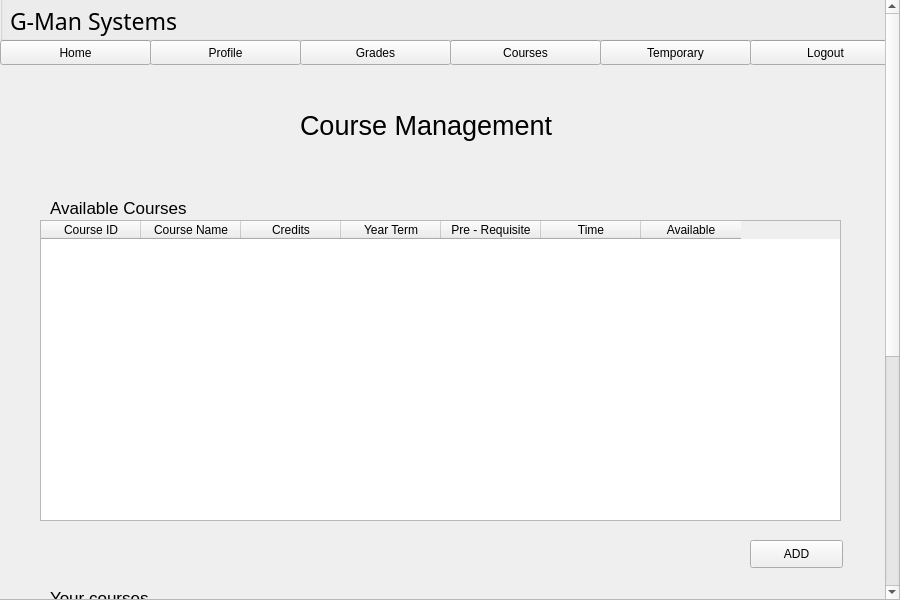
Before: the Qt Designer form resources/UI/studentcourse.ui in Poom1997/gman, drawn with Qt 5.
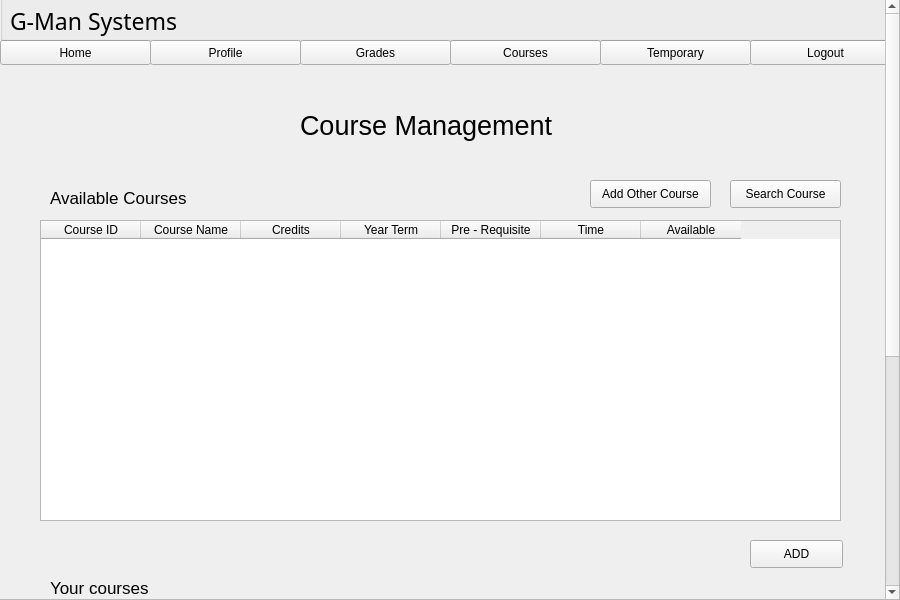
After: the same form once the commit is applied.

What changed in the file:
```diff
--- a/resources/UI/studentcourse.ui
+++ b/resources/UI/studentcourse.ui
@@ -41,7 +41,7 @@
      <property name="geometry">
       <rect>
        <x>50</x>
-       <y>590</y>
+       <y>580</y>
        <width>131</width>
        <height>16</height>
       </rect>
@@ -77,7 +77,7 @@
      <property name="geometry">
       <rect>
        <x>50</x>
-       <y>200</y>
+       <y>190</y>
        <width>181</width>
        <height>16</height>
       </rect>
@@ -385,6 +385,32 @@
       <string>DELETE</string>
      </property>
     </widget>
+    <widget class="QPushButton" name="addOtherButton">
+     <property name="geometry">
+      <rect>
+       <x>590</x>
+       <y>180</y>
+       <width>121</width>
+       <height>28</height>
+      </rect>
+     </property>
+     <property name="text">
+      <string>Add Other Course</string>
+     </property>
+    </widget>
+    <widget class="QPushButton" name="searchCourseButton">
+     <property name="geometry">
+      <rect>
+       <x>730</x>
+       <y>180</y>
+       <width>111</width>
+       <height>28</height>
+      </rect>
+     </property>
+     <property name="text">
+      <string>Search Course</string>
+     </property>
+    </widget>
    </widget>
   </widget>
  </widget>
```
